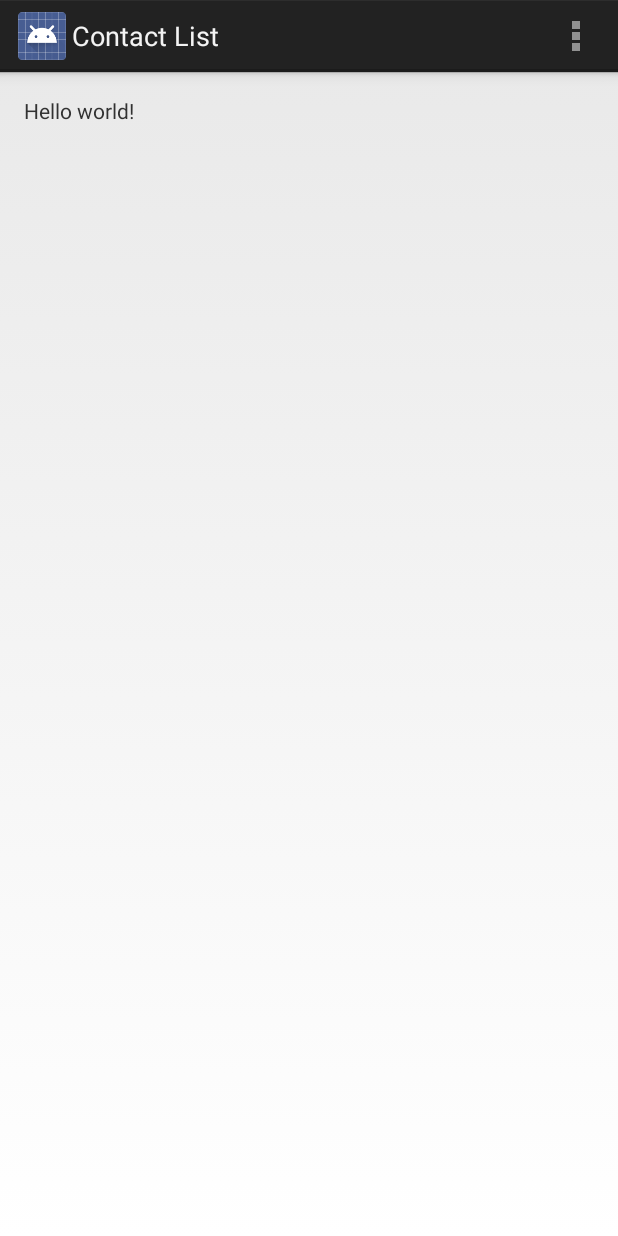
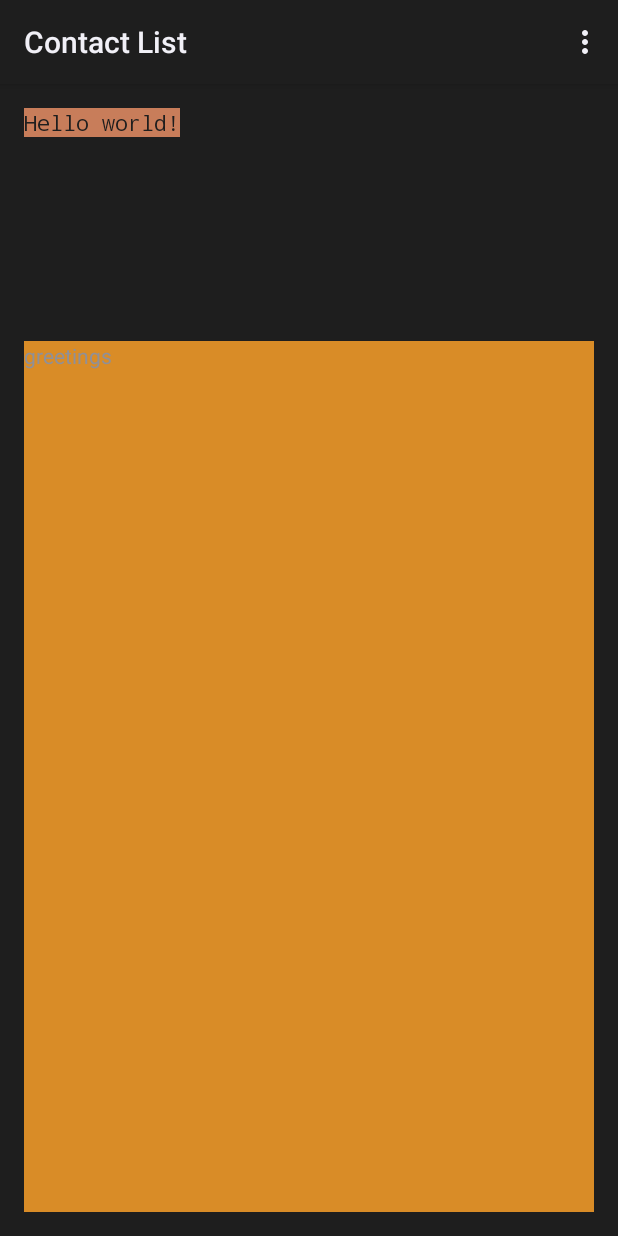
Before and after one commit to MobileApps-Cascadia/chapter-04, an Android app: the ContactListActivity screen opened directly, with no data from a screen before it, on a phone screen of 412 x 824 dp. Run offline under Robolectric (Android 15) with nearby library versions, the phone set to English and light mode, and no system bars.

Commit message:
Finished lab

```diff
--- a/app/src/main/AndroidManifest.xml
+++ b/app/src/main/AndroidManifest.xml
@@ -12,7 +12,7 @@
         android:allowBackup="true"
         android:icon="@drawable/appicon"
         android:label="@string/app_name"
-        android:theme="@style/AppTheme" >
+        android:theme="@style/genLayout" >
         <activity
             android:name="com.example.mycontactlist.ContactActivity"
             android:label="@string/app_name" >
--- a/app/src/main/res/layout/activity_contact_list.xml
+++ b/app/src/main/res/layout/activity_contact_list.xml
@@ -11,6 +11,15 @@
     <TextView
         android:layout_width="wrap_content"
         android:layout_height="wrap_content"
-        android:text="@string/hello_world" />
+        android:text="@string/hello_world"
+        style="@style/ColorFont"
+        android:id="@+id/textView" />
+    <TextView
+        android:text="greetings"
+        style="@style/Wrap"
+        android:layout_below="@+id/textView"
+        android:layout_alignParentRight="true"
+        android:layout_alignParentEnd="true"
+        android:layout_marginTop="136dp" />
 
 </RelativeLayout>
--- a/app/src/main/res/values/color.xml
+++ b/app/src/main/res/values/color.xml
@@ -2,5 +2,8 @@
 <resources>
     <color name="navbar_background">#1a1a48</color>
     <color name="toolbar_background">#bebebe</color>
+    <color name="dark">#1e1e1e</color>
+    <color name="truffle">#d98c27</color>
+    <color name="killer_queen">#c87d5a</color>
 
 </resources>
--- a/app/src/main/res/values/styles.xml
+++ b/app/src/main/res/values/styles.xml
@@ -17,4 +17,21 @@
         <!-- All customizations that are NOT specific to a particular API-level can go here. -->
     </style>
 
+    <style name="ColorFont">
+        <item name="android:textColor">@color/dark</item>
+        <item name="android:typeface">monospace</item>
+        <item name="android:background">@color/killer_queen</item>
+    </style>
+
+   <style name="Wrap">
+       <item name="android:layout_width">fill_parent</item>
+       <item name="android:layout_height">fill_parent</item>
+       <item name="android:background">@color/truffle</item>
+   </style>
+
+    <style name="genLayout">
+        <item name="android:background">@color/dark</item>
+        <item name="android:typeface">normal</item>
+    </style>
+
 </resources>
--- a/build.gradle
+++ b/build.gradle
@@ -4,7 +4,7 @@ buildscript {
         jcenter()
     }
     dependencies {
-        classpath 'com.android.tools.build:gradle:1.1.0'
+        classpath 'com.android.tools.build:gradle:1.5.0'
     }
 }
 
```
Also changed, not shown: app/src/main/res/drawable/round_rectangle.xml (added, +15 -0 lines), 4 other files.
